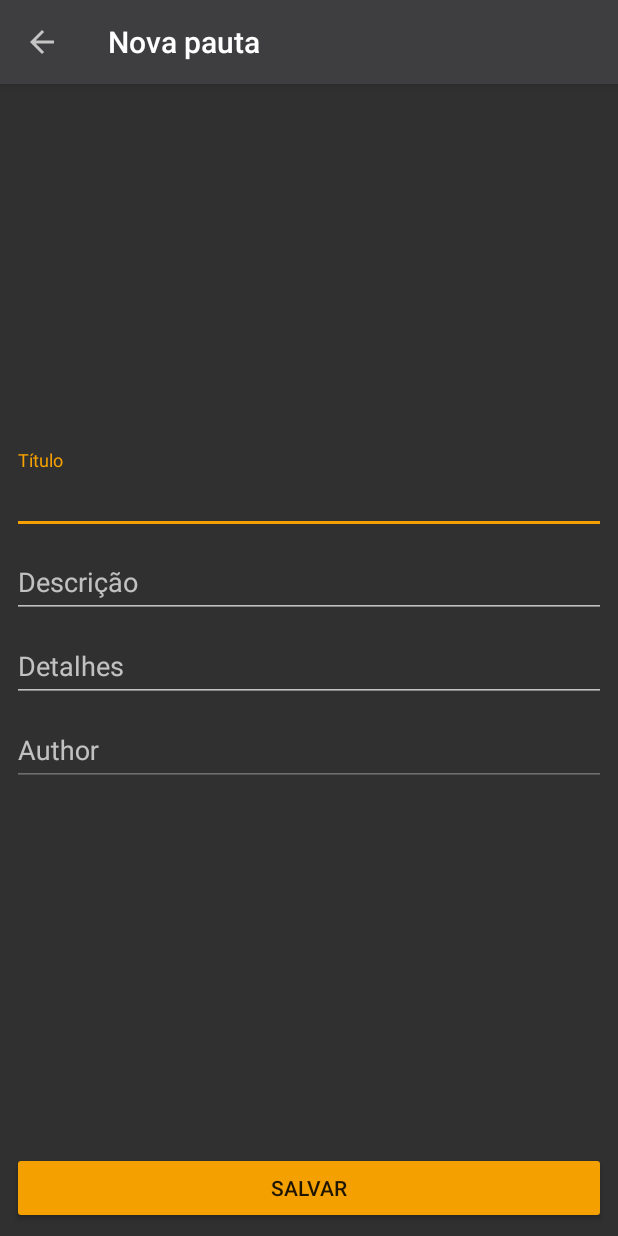
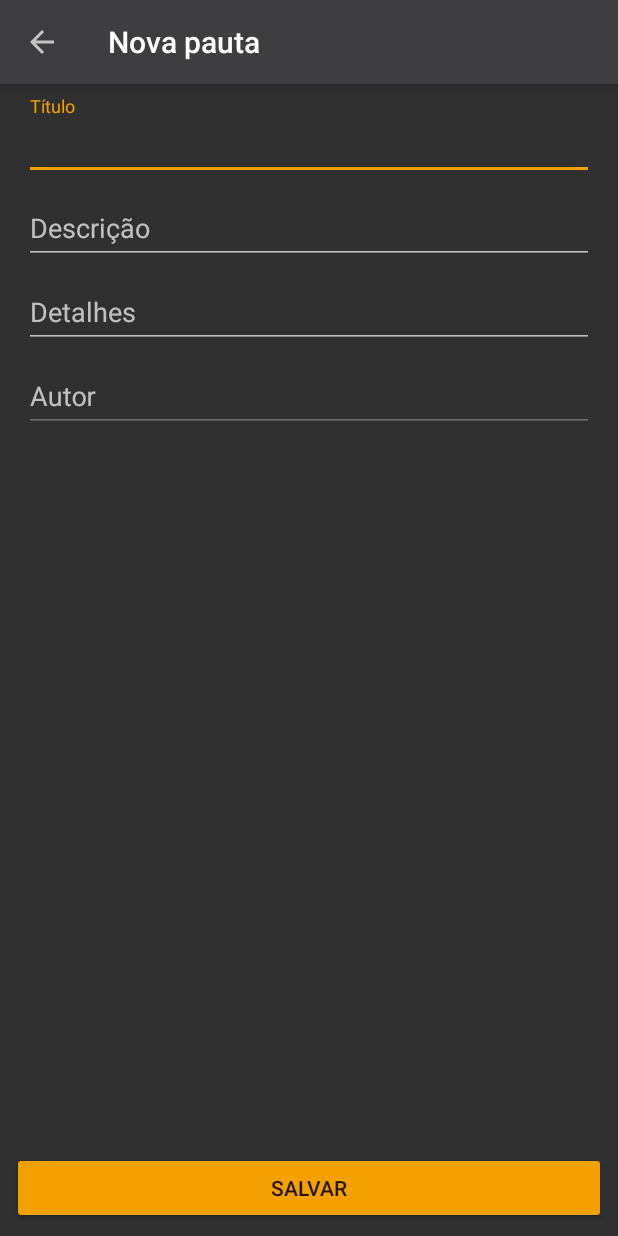
Before and after one commit to luccastanan/meeting-schedule, an Android app: the screen it shows after launch (AddActivity), after a tap on an icon or button, on a phone screen of 412 x 824 dp. Run offline under Robolectric (Android 15) with nearby library versions, the phone set to English and light mode, and no system bars; 1 other tap on this screen came first.

Commit message:
Salvando pauta

```diff
--- a/app/src/main/AndroidManifest.xml
+++ b/app/src/main/AndroidManifest.xml
@@ -10,7 +10,7 @@
         android:supportsRtl="true"
         android:theme="@style/AppTheme">
         <activity
-            android:name=".MainActivity"
+            android:name=".activities.MainActivity"
             android:configChanges="orientation|screenSize"
             android:screenOrientation="sensor">
             <intent-filter>
@@ -19,7 +19,7 @@
                 <category android:name="android.intent.category.LAUNCHER" />
             </intent-filter>
         </activity>
-        <activity android:name=".AddActivity"></activity>
+        <activity android:name=".activities.AddActivity"></activity>
     </application>
 
 </manifest>
--- a/app/src/main/java/com/codetouch/pautas/AddActivity.java
+++ /dev/null
@@ -1,30 +0,0 @@
-package com.codetouch.pautas;
-
-import android.support.v7.app.AppCompatActivity;
-import android.os.Bundle;
-import android.support.v7.widget.Toolbar;
-import android.view.MenuItem;
-
-public class AddActivity extends AppCompatActivity {
-
-    @Override
-    protected void onCreate(Bundle savedInstanceState) {
-        super.onCreate(savedInstanceState);
-        setContentView(R.layout.activity_add);
-
-        Toolbar toolbar = findViewById(R.id.toolbar);
-        setSupportActionBar(toolbar);
-        getSupportActionBar().setDisplayHomeAsUpEnabled(true);
-    }
-
-    @Override
-    public boolean onOptionsItemSelected(MenuItem item) {
-
-        switch (item.getItemId()){
-            case android.R.id.home:
-                finish();
-        }
-
-        return super.onOptionsItemSelected(item);
-    }
-}
--- a/app/src/main/java/com/codetouch/pautas/MainActivity.java
+++ /dev/null
@@ -1,51 +0,0 @@
-package com.codetouch.pautas;
-
-import android.content.Intent;
-import android.support.v7.app.AppCompatActivity;
-import android.os.Bundle;
-import android.support.v7.widget.RecyclerView;
-import android.view.View;
-
-import com.codetouch.pautas.adapters.ScheduleAdapter;
-import com.codetouch.pautas.models.Schedule;
-
-import java.util.ArrayList;
-import java.util.List;
-
-public class MainActivity extends AppCompatActivity {
-
-    private RecyclerView rcvSchedules;
-
-    @Override
-    protected void onCreate(Bundle savedInstanceState) {
-        super.onCreate(savedInstanceState);
-        setContentView(R.layout.activity_main);
-
-        rcvSchedules = findViewById(R.id.rcv_schedules);
-
-        List<Schedule> scheduleList = new ArrayList<>();
-        scheduleList.add(new Schedule(scheduleList.size(), "Coxinha", "Coisa de comer muito boa", "Coisa de comer muito boa, com recheio de frango", 0, true));
-        scheduleList.add(new Schedule(scheduleList.size(), "Coxinha", "Coisa de comer muito boa", "Coisa de comer muito boa, com recheio de frango", 0, true));
-        scheduleList.add(new Schedule(scheduleList.size(), "Coxinha", "Coisa de comer muito boa", "Coisa de comer muito boa, com recheio de frango", 0, true));
-        scheduleList.add(new Schedule(scheduleList.size(), "Coxinha", "Coisa de comer muito boa", "Coisa de comer muito boa, com recheio de frango", 0, true));
-        scheduleList.add(new Schedule(scheduleList.size(), "Coxinha", "Coisa de comer muito boa", "Coisa de comer muito boa, com recheio de frango", 0, true));
-        scheduleList.add(new Schedule(scheduleList.size(), "Coxinha", "Coisa de comer muito boa", "Coisa de comer muito boa, com recheio de frango", 0, true));
-        scheduleList.add(new Schedule(scheduleList.size(), "Coxinha", "Coisa de comer muito boa", "Coisa de comer muito boa, com recheio de frango", 0, true));
-        scheduleList.add(new Schedule(scheduleList.size(), "Coxinha", "Coisa de comer muito boa", "Coisa de comer muito boa, com recheio de frango", 0, true));
-        scheduleList.add(new Schedule(scheduleList.size(), "Coxinha", "Coisa de comer muito boa", "Coisa de comer muito boa, com recheio de frango", 0, true));
-        scheduleList.add(new Schedule(scheduleList.size(), "Coxinha", "Coisa de comer muito boa", "Coisa de comer muito boa, com recheio de frango", 0, true));
-        scheduleList.add(new Schedule(scheduleList.size(), "Coxinha", "Coisa de comer muito boa", "Coisa de comer muito boa, com recheio de frango", 0, true));
-        scheduleList.add(new Schedule(scheduleList.size(), "Coxinha", "Coisa de comer muito boa", "Coisa de comer muito boa, com recheio de frango", 0, true));
-        scheduleList.add(new Schedule(scheduleList.size(), "Coxinha", "Coisa de comer muito boa", "Coisa de comer muito boa, com recheio de frango", 0, true));
-        scheduleList.add(new Schedule(scheduleList.size(), "Coxinha", "Coisa de comer muito boa", "Coisa de comer muito boa, com recheio de frango", 0, true));
-        scheduleList.add(new Schedule(scheduleList.size(), "Coxinha", "Coisa de comer muito boa", "Coisa de comer muito boa, com recheio de frango", 0, true));
-        scheduleList.add(new Schedule(scheduleList.size(), "Coxinha", "Coisa de comer muito boa", "Coisa de comer muito boa, com recheio de frango", 0, true));
-        rcvSchedules.setAdapter(new ScheduleAdapter(scheduleList));
-        findViewById(R.id.btn_add).setOnClickListener(new View.OnClickListener() {
-            @Override
-            public void onClick(View view) {
-                startActivity(new Intent(MainActivity.this, AddActivity.class));
-            }
-        });
-    }
-}
--- /dev/null
+++ b/app/src/main/java/com/codetouch/pautas/activities/AddActivity.java
@@ -0,0 +1,67 @@
+package com.codetouch.pautas.activities;
+
+import android.app.Activity;
+import android.content.Intent;
+import android.support.v7.app.AppCompatActivity;
+import android.os.Bundle;
+import android.support.v7.widget.Toolbar;
+import android.view.MenuItem;
+import android.view.View;
+import android.widget.EditText;
+
+import com.codetouch.pautas.Constants;
+import com.codetouch.pautas.R;
+import com.codetouch.pautas.database.DatabaseHelper;
+import com.codetouch.pautas.models.Schedule;
+
+public class AddActivity extends AppCompatActivity {
+
+    private DatabaseHelper db;
+    private EditText edtTitle, edtDescription, edtDetails, edtActor;
+
+    @Override
+    protected void onCreate(Bundle savedInstanceState) {
+        super.onCreate(savedInstanceState);
+        setContentView(R.layout.activity_add);
+
+        Toolbar toolbar = findViewById(R.id.toolbar);
+        setSupportActionBar(toolbar);
+        getSupportActionBar().setDisplayHomeAsUpEnabled(true);
+
+        db = new DatabaseHelper(this);
+
+        edtTitle = findViewById(R.id.edt_title);
+        edtDescription = findViewById(R.id.edt_description);
+        edtDetails = findViewById(R.id.edt_details);
+        edtActor = findViewById(R.id.edt_actor);
+
+        findViewById(R.id.btn_add).setOnClickListener(new View.OnClickListener() {
+            @Override
+            public void onClick(View view) {
+                Schedule schedule = new Schedule(
+                        edtTitle.getText().toString(),
+                        edtDescription.getText().toString(),
+                        edtDetails.getText().toString(),
+                        0);
+                boolean res = db.insert(schedule);
+
+                Intent rIntent = new Intent();
+                if (res)
+                    rIntent.putExtra("schedule", schedule);
+                setResult(res ? Activity.RESULT_OK : Activity.RESULT_CANCELED, rIntent);
+                AddActivity.this.finish();
+            }
+        });
+    }
+
+    @Override
+    public boolean onOptionsItemSelected(MenuItem item) {
+
+        switch (item.getItemId()) {
+            case android.R.id.home:
+                finish();
+        }
+
+        return super.onOptionsItemSelected(item);
+    }
+}
--- /dev/null
+++ b/app/src/main/java/com/codetouch/pautas/activities/MainActivity.java
@@ -0,0 +1,72 @@
+package com.codetouch.pautas.activities;
+
+import android.app.Activity;
+import android.content.Intent;
+import android.support.constraint.ConstraintLayout;
+import android.support.design.widget.Snackbar;
+import android.support.v7.app.AppCompatActivity;
+import android.os.Bundle;
+import android.support.v7.widget.RecyclerView;
+import android.view.View;
+
+import com.codetouch.pautas.Constants;
+import com.codetouch.pautas.R;
+import com.codetouch.pautas.adapters.ScheduleAdapter;
+import com.codetouch.pautas.database.DatabaseHelper;
+import com.codetouch.pautas.models.Schedule;
+
+import java.util.ArrayList;
+import java.util.List;
+
+public class MainActivity extends AppCompatActivity {
+
+    private DatabaseHelper db;
+
+    private RecyclerView rcvSchedules;
+    private List<Schedule> scheduleList;
+    private ScheduleAdapter scheduleAdapter;
+    private ConstraintLayout layout;
+
+    @Override
+    protected void onCreate(Bundle savedInstanceState) {
+        super.onCreate(savedInstanceState);
+        setContentView(R.layout.activity_main);
+
+        db = new DatabaseHelper(this);
+
+        layout = findViewById(R.id.layout);
+        rcvSchedules = findViewById(R.id.rcv_schedules);
+        scheduleList = db.list();
+
+        scheduleAdapter = new ScheduleAdapter(scheduleList, new ScheduleAdapter.ISchedules() {
+            @Override
+            public void onAction(Schedule schedule) {
+
+            }
+        });
+
+        rcvSchedules.setAdapter(scheduleAdapter);
+
+        findViewById(R.id.btn_add).setOnClickListener(new View.OnClickListener() {
+            @Override
+            public void onClick(View view) {
+                startActivityForResult(new Intent(MainActivity.this, AddActivity.class), Constants.RequestCode.NEW_SCHEDULE);
+            }
+        });
+    }
+
+    @Override
+    protected void onActivityResult(int requestCode, int resultCode, Intent data) {
+
+        if (requestCode == Constants.RequestCode.NEW_SCHEDULE) {
+            if (resultCode == Activity.RESULT_OK) {
+                Schedule schedule = data.getParcelableExtra("schedule");
+                scheduleList.add(schedule);
+                scheduleAdapter.notifyItemInserted(scheduleList.size() - 1);
+                Snackbar.make(layout, R.string.schedule_saved, Snackbar.LENGTH_LONG).show();
+            } else {
+                Snackbar.make(layout, R.string.schedule_error, Snackbar.LENGTH_LONG).show();
+            }
+        }
+    }
+}
--- a/app/src/main/java/com/codetouch/pautas/adapters/ScheduleAdapter.java
+++ b/app/src/main/java/com/codetouch/pautas/adapters/ScheduleAdapter.java
@@ -1,11 +1,13 @@
 package com.codetouch.pautas.adapters;
 
 import android.support.annotation.NonNull;
+import android.support.constraint.ConstraintLayout;
 import android.support.v7.widget.CardView;
 import android.support.v7.widget.RecyclerView;
 import android.view.LayoutInflater;
 import android.view.View;
 import android.view.ViewGroup;
+import android.widget.Button;
 import android.widget.LinearLayout;
 import android.widget.TextView;
 
@@ -17,11 +19,14 @@ import java.util.List;
 public class ScheduleAdapter extends RecyclerView.Adapter<ScheduleAdapter.MyViewHolder> {
 
     private List<Schedule> scheduleList;
-    private int expandedPosition = -1;
-    private int pExpandedPosition = -1;
+    private int ePosition = -1;
+    private int pPosition = -1;
 
-    public ScheduleAdapter(List<Schedule> scheduleList) {
+    private ISchedules onSchedules;
+
+    public ScheduleAdapter(List<Schedule> scheduleList, ISchedules onSchedules) {
         this.scheduleList = scheduleList;
+        this.onSchedules = onSchedules;
     }
 
     @NonNull
@@ -34,24 +39,34 @@ public class ScheduleAdapter extends RecyclerView.Adapter<ScheduleAdapter.MyView
 
     @Override
     public void onBindViewHolder(@NonNull final MyViewHolder holder, final int position) {
-        Schedule schedule = scheduleList.get(position);
+        final Schedule schedule = scheduleList.get(position);
         holder.txvTitle.setText(schedule.getTitle());
         holder.txvDescription.setText(schedule.getDescription());
         holder.txvDetails.setText(schedule.getDetails());
+        holder.btnAction.setText(schedule.isStatus() ? R.string.finalize : R.string.reopen);
 
-        final boolean isExpanded = position == expandedPosition;
+        final boolean isExpanded = position == ePosition;
         holder.lytDetails.setVisibility(isExpanded ? View.VISIBLE : View.GONE);
         holder.itemView.setActivated(isExpanded);
 
         if (isExpanded)
-            pExpandedPosition = position;
+            pPosition = position;
 
         holder.layout.setOnClickListener(new View.OnClickListener() {
             @Override
             public void onClick(View view) {
-                expandedPosition = isExpanded ? -1 : position;
+                ePosition = isExpanded ? -1 : position;
 
-                notifyItemChanged(pExpandedPosition);
+                notifyItemChanged(pPosition);
+                notifyItemChanged(position);
+            }
+        });
+
+        holder.btnAction.setOnClickListener(new View.OnClickListener() {
+            @Override
+            public void onClick(View view) {
+                schedule.setStatus(!schedule.isStatus());
+                onSchedules.onAction(schedule);
                 notifyItemChanged(position);
             }
         });
@@ -65,8 +80,9 @@ public class ScheduleAdapter extends RecyclerView.Adapter<ScheduleAdapter.MyView
     class MyViewHolder extends RecyclerView.ViewHolder {
 
         CardView layout;
-        LinearLayout lytDetails;
+        ConstraintLayout lytDetails;
         TextView txvTitle, txvDescription, txvDetails;
+        Button btnAction;
 
         MyViewHolder(View itemView) {
             super(itemView);
@@ -75,6 +91,11 @@ public class ScheduleAdapter extends RecyclerView.Adapter<ScheduleAdapter.MyView
             txvDescription = itemView.findViewById(R.id.txv_description);
             lytDetails = itemView.findViewById(R.id.lyt_details);
             txvDetails = itemView.findViewById(R.id.txv_details);
+            btnAction = itemView.findViewById(R.id.btn_action);
         }
     }
+
+    public interface ISchedules {
+        void onAction(Schedule schedule);
+    }
 }
--- /dev/null
+++ b/app/src/main/java/com/codetouch/pautas/database/DatabaseHelper.java
@@ -0,0 +1,81 @@
+package com.codetouch.pautas.database;
+
+import android.content.ContentValues;
+import android.content.Context;
+import android.database.Cursor;
+import android.database.SQLException;
+import android.database.sqlite.SQLiteDatabase;
+import android.database.sqlite.SQLiteOpenHelper;
+
+import com.codetouch.pautas.models.Schedule;
+
+import java.util.ArrayList;
+import java.util.List;
+
+public class DatabaseHelper extends SQLiteOpenHelper {
+
+    private static String DB_NAME = "Schedules";
+    private static int DB_VERSION = 1;
+
+    public DatabaseHelper(Context context) {
+        super(context, DB_NAME, null, DB_VERSION);
+    }
+
+    @Override
+    public void onCreate(SQLiteDatabase db) {
+        /*db.execSQL("CREATE TABLE IF NOT EXISTS users (" +
+                "id INT PRIMARY KEY, " +
+                "name VARCHAR(255), " +
+                "email VARCHAR(255), " +
+                "pass VARCHAR(255));");
+        db.execSQL("CREATE TABLE IF NOT EXISTS schedules (" +
+                "id INT PRIMARY KEY, " +
+                "description VARCHAR(255), " +
+                "details TEXT," +
+                "author_id INT," +
+                "status INT, " +
+                "FOREIGN KEY (author_id) REFERENCES users (id));");*/
+        db.execSQL("CREATE TABLE IF NOT EXISTS schedules (" +
+                "id INT PRIMARY KEY, " +
+                "title VARCHAR(255), " +
+                "description VARCHAR(255), " +
+                "details TEXT, " +
+                "status INT);");
+    }
+
+    @Override
+    public void onUpgrade(SQLiteDatabase db, int i, int i1) {
+
+    }
+
+    public boolean insert(Schedule schedule) {
+        ContentValues values = new ContentValues();
+        values.put("description", schedule.getDescription());
+        values.put("details", schedule.getDetails());
+        values.put("status", schedule.isStatus() ? 1 : 0);
+        try {
+            long rowId = getWritableDatabase().insert("schedules", null, values);
+            return rowId > 0;
+        } catch (SQLException e) {
+            e.printStackTrace();
+        }
+        return false;
+    }
+
+    public List<Schedule> list() {
+        Cursor cursor = getReadableDatabase().rawQuery("SELECT * FROM schedules", null);
+        List<Schedule> scheduleList = new ArrayList<>();
+        while (cursor.moveToNext()) {
+            scheduleList.add(
+                    new Schedule(
+                            cursor.getInt(cursor.getColumnIndex("id")),
+                            cursor.getString(cursor.getColumnIndex("title")),
+                            cursor.getString(cursor.getColumnIndex("description")),
+                            cursor.getString(cursor.getColumnIndex("details")),
+                            cursor.getInt(0),
+                            cursor.getInt(cursor.getColumnIndex("status")) == 1)
+            );
+        }
+        return scheduleList;
+    }
+}
--- a/app/src/main/res/layout/activity_add.xml
+++ b/app/src/main/res/layout/activity_add.xml
@@ -4,7 +4,7 @@
     xmlns:tools="http://schemas.android.com/tools"
     android:layout_width="match_parent"
     android:layout_height="match_parent"
-    tools:context=".AddActivity">
+    tools:context=".activities.AddActivity">
 
     <android.support.design.widget.AppBarLayout
         android:id="@+id/appBarLayout"
@@ -22,16 +22,17 @@
     <android.support.v4.widget.NestedScrollView
         android:id="@+id/scrollView2"
         android:layout_width="0dp"
-        android:layout_height="wrap_content"
-        android:layout_marginBottom="8dp"
-        android:layout_marginEnd="8dp"
-        android:layout_marginStart="8dp"
-        android:layout_marginTop="8dp"
+        android:layout_height="0dp"
+        android:paddingBottom="8dp"
+        android:layout_marginEnd="16dp"
+        android:layout_marginStart="16dp"
+        android:paddingTop="8dp"
         app:layout_behavior="@string/appbar_scrolling_view_behavior"
-        app:layout_constraintBottom_toTopOf="@+id/button"
+        app:layout_constraintBottom_toTopOf="@+id/btn_add"
         app:layout_constraintEnd_toEndOf="parent"
         app:layout_constraintStart_toStartOf="parent"
-        app:layout_constraintTop_toBottomOf="@+id/appBarLayout">
+        app:layout_constraintTop_toBottomOf="@+id/appBarLayout"
+        android:clipToPadding="false">
 
         <LinearLayout
             android:layout_width="match_parent"
@@ -40,46 +41,45 @@
 
             <android.support.design.widget.TextInputLayout
                 android:layout_width="match_parent"
-                android:layout_height="wrap_content"
-                android:hint="@string/title">
+                android:layout_height="wrap_content">
 
                 <EditText
                     android:id="@+id/edt_title"
                     android:layout_width="match_parent"
                     android:layout_height="wrap_content"
                     android:ems="10"
+                    android:hint="@string/title"
                     android:inputType="textPersonName" />
             </android.support.design.widget.TextInputLayout>
 
             <android.support.design.widget.TextInputLayout
                 android:layout_width="match_parent"
-                android:layout_height="wrap_content"
-                android:hint="@string/description">
+                android:layout_height="wrap_content">
 
                 <EditText
                     android:id="@+id/edt_description"
                     android:layout_width="match_parent"
                     android:layout_height="wrap_content"
+                    android:hint="@string/description"
                     android:inputType="text" />
             </android.support.design.widget.TextInputLayout>
 
             <android.support.design.widget.TextInputLayout
                 android:layout_width="match_parent"
-                android:layout_height="wrap_content"
-                android:hint="@string/details">
+                android:layout_height="wrap_content">
 
                 <EditText
                     android:id="@+id/edt_details"
                     android:layout_width="match_parent"
                     android:layout_height="wrap_content"
                     android:ems="10"
+                    android:hint="@string/details"
                     android:inputType="textMultiLine" />
             </android.support.design.widget.TextInputLayout>
 
             <android.support.design.widget.TextInputLayout
                 android:layout_width="match_parent"
-                android:layout_height="wrap_content"
-                android:hint="@string/actor">
+                android:layout_height="wrap_content">
 
                 <EditText
                     android:id="@+id/edt_actor"
@@ -87,6 +87,7 @@
                     android:layout_height="wrap_content"
                     android:ems="10"
                     android:enabled="false"
+                    android:hint="@string/actor"
                     android:inputType="textMultiLine" />
             </android.support.design.widget.TextInputLayout>
 
@@ -94,7 +95,7 @@
     </android.support.v4.widget.NestedScrollView>
 
     <Button
-        android:id="@+id/button"
+        android:id="@+id/btn_add"
         style="@style/Widget.AppCompat.Button.Colored"
         android:layout_width="match_parent"
         android:layout_height="wrap_content"
--- a/app/src/main/res/layout/activity_main.xml
+++ b/app/src/main/res/layout/activity_main.xml
@@ -4,7 +4,8 @@
     xmlns:tools="http://schemas.android.com/tools"
     android:layout_width="match_parent"
     android:layout_height="match_parent"
-    tools:context=".MainActivity">
+    tools:context=".activities.MainActivity"
+    android:id="@+id/layout">
 
     <android.support.design.widget.AppBarLayout
         android:id="@+id/appBarLayout"
--- a/app/src/main/res/values/colors.xml
+++ b/app/src/main/res/values/colors.xml
@@ -3,4 +3,5 @@
     <color name="colorPrimary">#3e3e40</color>
     <color name="colorPrimaryDark">#313133</color>
     <color name="colorAccent">#f3a000</color>
+    <color name="white_20">#33ffffff</color>
 </resources>
--- /dev/null
+++ b/app/src/main/res/values/dimensions.xml
@@ -0,0 +1,5 @@
+<?xml version="1.0" encoding="utf-8"?>
+<resources>
+    <dimen name="mini">8dp</dimen>
+    <dimen name="medium">16dp</dimen>
+</resources>
--- a/app/src/main/res/values/strings.xml
+++ b/app/src/main/res/values/strings.xml
@@ -4,6 +4,10 @@
     <string name="description">Descrição</string>
     <string name="save">Salvar</string>
     <string name="details">Detalhes</string>
-    <string name="actor">Author</string>
+    <string name="actor">Autor</string>
     <string name="new_schedule">Nova pauta</string>
+    <string name="finalize">Finalizar</string>
+    <string name="reopen">Reabrir</string>
+    <string name="schedule_saved">Pauta salva</string>
+    <string name="schedule_error">Falha ao salvar pauta</string>
 </resources>
```
Also changed, not shown: app/src/main/java/com/codetouch/pautas/Constants.java (added, +9 -0 lines), app/src/main/java/com/codetouch/pautas/models/Schedule.java (+48 -1 lines), app/src/main/res/layout/adapter_schedule.xml (+48 -21 lines).
